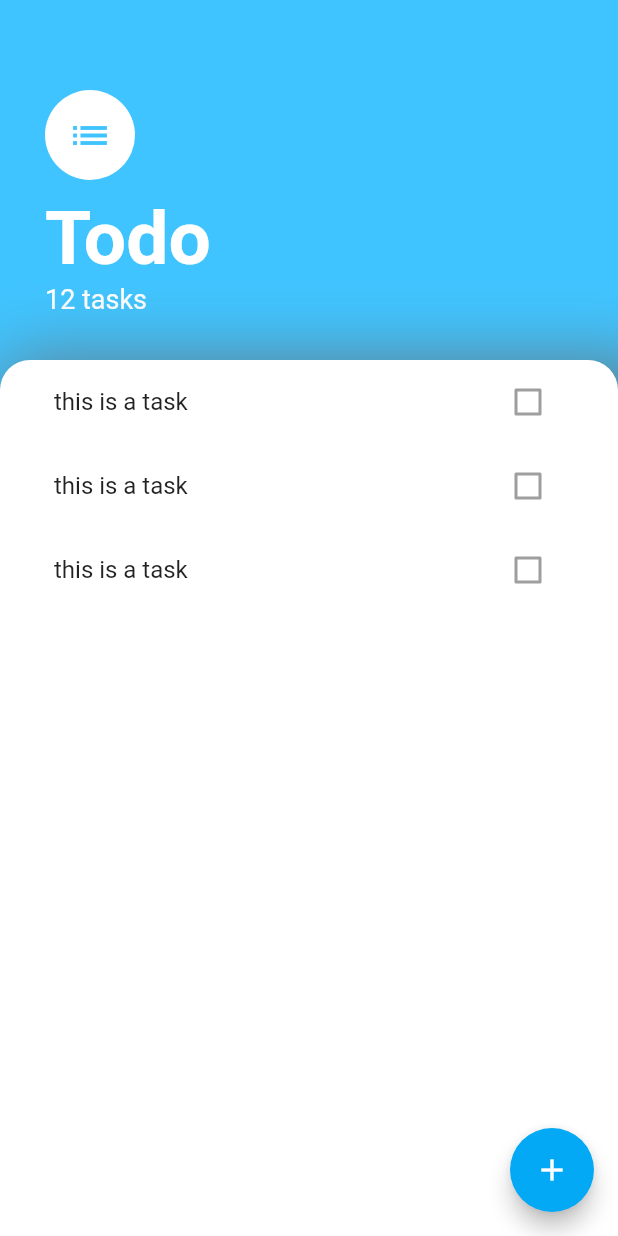
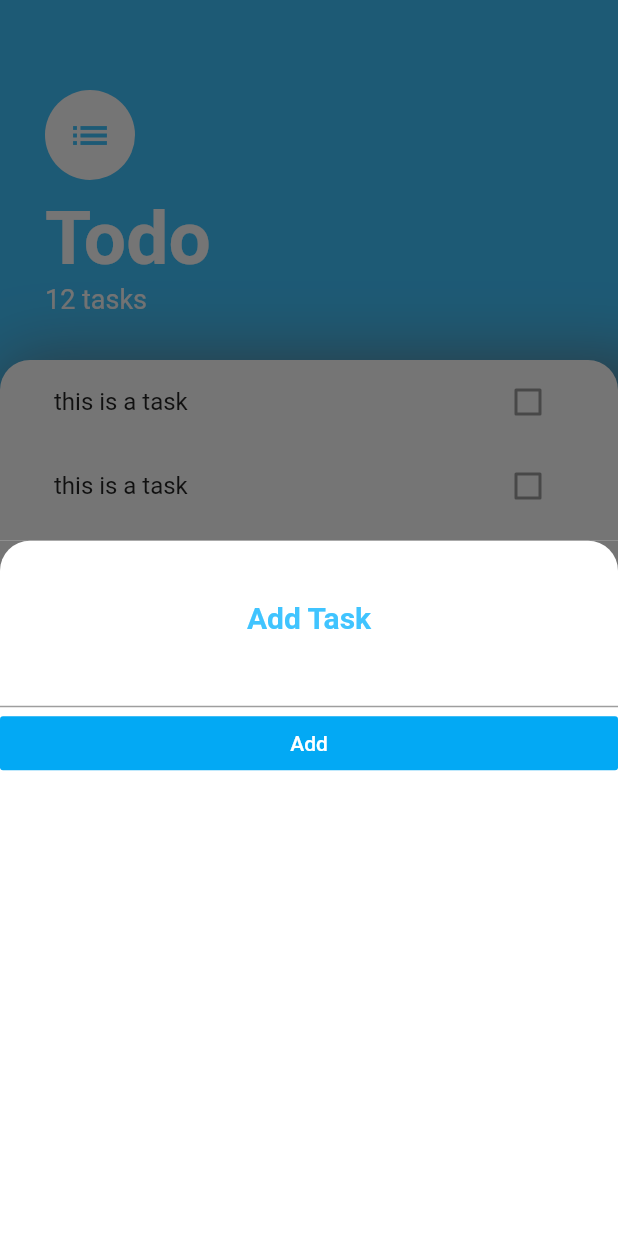
Before and after one commit to revanthRaghuPrasad/todos-flutter, a Flutter app: the screen it shows after launch, after a tap on the "add" icon, on a phone screen of 412 x 824 dp. Run offline on Flutter 3.47's test engine with Material 2 defaults, Android fonts, the phone set to English and light mode, and no system bars.

Commit message:
Updated task screen with the BottomSheet widget

```diff
--- /dev/null
+++ b/lib/screens/add_task_screen.dart
@@ -0,0 +1,47 @@
+import 'package:flutter/material.dart';
+
+class AddTaskScreen extends StatelessWidget {
+  @override
+  Widget build(BuildContext context) {
+    return Container(
+      color: Color(0xff757575),
+      child: Container(
+        decoration: BoxDecoration(
+          color: Colors.white,
+          borderRadius: BorderRadius.only(
+            topLeft: Radius.circular(20.0),
+            topRight: Radius.circular(20.0),
+          ),
+        ),
+        child: Column(
+          crossAxisAlignment: CrossAxisAlignment.stretch,
+          children: [
+            Padding(
+              padding: EdgeInsets.all(20.0),
+            ),
+            Text(
+              'Add Task',
+              textAlign: TextAlign.center,
+              style: TextStyle(
+                fontSize: 20.0,
+                fontWeight: FontWeight.bold,
+                color: Colors.lightBlueAccent,
+              ),
+            ),
+            TextField(
+              textAlign: TextAlign.center,
+            ),
+            FlatButton(
+              child: Text(
+                'Add',
+                style: TextStyle(color: Colors.white),
+              ),
+              color: Colors.lightBlue,
+              onPressed: () {},
+            ),
+          ],
+        ),
+      ),
+    );
+  }
+}
--- a/lib/screens/tasks_screen.dart
+++ b/lib/screens/tasks_screen.dart
@@ -1,4 +1,5 @@
 import 'package:flutter/material.dart';
+import 'package:todo_flutter/screens/add_task_screen.dart';
 import 'package:todo_flutter/widgets/task_list.dart';
 
 class TasksScreen extends StatelessWidget {
@@ -7,7 +8,9 @@ class TasksScreen extends StatelessWidget {
     return Scaffold(
       floatingActionButton: FloatingActionButton(
         onPressed: () {
-          //
+          showModalBottomSheet(
+              context: context,
+              builder: (BuildContext context) => AddTaskScreen());
         },
         backgroundColor: Colors.lightBlue,
         child: Icon(Icons.add),
```
